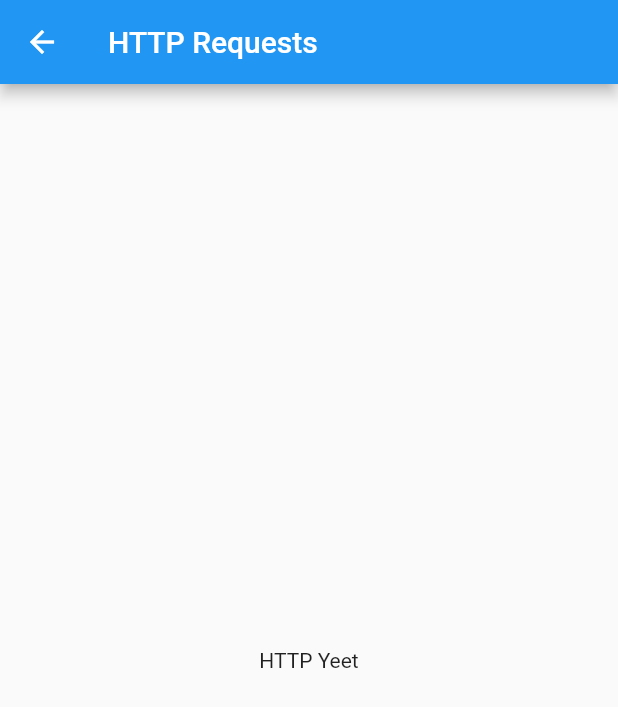
After one commit to Kugaraya/contxt, a Flutter app: the HTTPScreen screen opened by its route, on a phone screen of 412 x 824 dp. The commit adds this screen. Shown: the top 707 px of the screen. Run offline on Flutter 3.47's test engine with Material 2 defaults, Android fonts, the phone set to English and light mode, and no system bars; our stand-ins replace contacts_service, fluttertoast, splashscreen; missing offline and left inert: sms_maintained.

Commit message:
Quick update

```diff
--- a/lib/main.dart
+++ b/lib/main.dart
@@ -1,7 +1,6 @@
 //start dependencies
 
-import 'package:ConTXT/screens/loading/loading.dart';
-import 'package:ConTXT/screens/todo/todo.dart';
+import 'package:ConTXT/screens/activities/http.dart';
 import 'package:ConTXT/sim/sim_bloc_provider.dart';
 import 'package:ConTXT/sim/sim_bloc.dart';
 import 'package:flutter/material.dart';
@@ -11,8 +10,10 @@ import 'package:flutter/material.dart';
 
 import 'package:ConTXT/models/navigator.dart';
 import 'package:ConTXT/screens/home/home.dart';
+import 'package:ConTXT/screens/loading/loading.dart';
+import 'package:ConTXT/screens/activities/todo.dart';
 import 'package:ConTXT/screens/contacts/contacts.dart';
-import 'package:ConTXT/screens/calculator/calculator.dart';
+import 'package:ConTXT/screens/activities/calculator.dart';
 
 //end pages
 
@@ -48,6 +49,7 @@ class _ConTXTState extends State<ConTXT> {
           '/people' : (context) => ContactScreen(),
           '/calculator' : (context) => CalculatorScreen(),
           '/todo' : (context) => TodoScreen(),
+          '/http' : (context) => HTTPScreen(),
         },
       ),
     );
--- a/lib/screens/activities/activities.dart
+++ b/lib/screens/activities/activities.dart
@@ -27,7 +27,8 @@ class _ActivitiesScreenState extends State<ActivitiesScreen>
   Widget build(BuildContext context) {
     List<List> _items = [
       ["/calculator", "Calculator"],
-      ["/todo", "To Do"]
+      ["/todo", "To Do"],
+      ["/http", "HTTP Requests"]
     ];
 
     Widget _listCards(String _route, String _title, int _itemNum) {
--- /dev/null
+++ b/lib/screens/activities/http.dart
@@ -0,0 +1,26 @@
+import 'package:flutter/material.dart';
+
+class HTTPScreen extends StatefulWidget {
+  @override
+  _HTTPScreenState createState() => _HTTPScreenState();
+}
+
+class _HTTPScreenState extends State<HTTPScreen> {
+  // final String url = "" //JSON Placeholder thingy
+  Future<dynamic> getData() async {
+    // final response = await http.get(url);
+    // print(response.body);
+  }
+
+  @override
+  Widget build(BuildContext context) {
+    return Scaffold(
+      appBar: AppBar(
+        title: Text("HTTP Requests"),
+      ),
+      body: Container(
+        child: Center(child: Text("HTTP Yeet"),)
+      ),
+    );
+  }
+}
--- a/pubspec.yaml
+++ b/pubspec.yaml
@@ -23,8 +23,7 @@ dependencies:
   fluttertoast: ^3.1.3
   sms_maintained: ^0.2.5
   contacts_service: ^0.3.4
-  incrementally_loading_listview: ^0.2.0+2
-
+  http: ^0.12.0
   # The following adds the Cupertino Icons font to your application.
   # Use with the CupertinoIcons class for iOS style icons.
   cupertino_icons: ^0.1.2
```
Also changed, not shown: lib/screens/home/home.dart (+15 -7 lines), lib/utils/router.dart (deleted, +0 -9 lines), lib/screens/activities/calculator.dart (renamed from lib/screens/calculator/calculator.dart), lib/screens/activities/todo.dart (renamed from lib/screens/todo/todo.dart), pubspec.lock, 2 other files.
